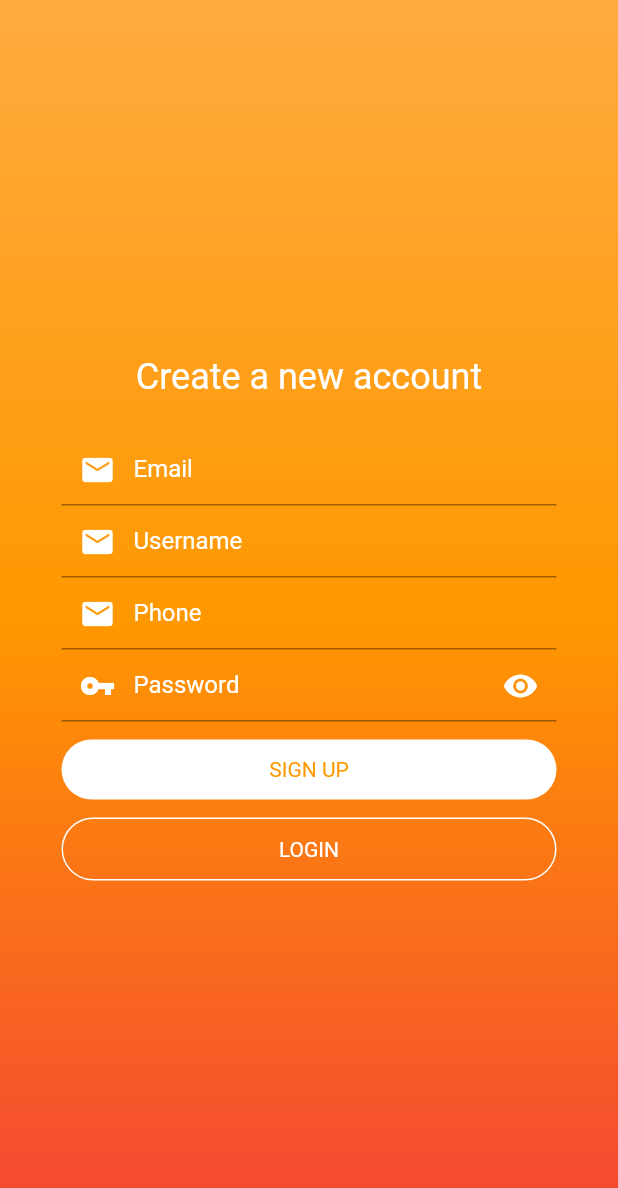
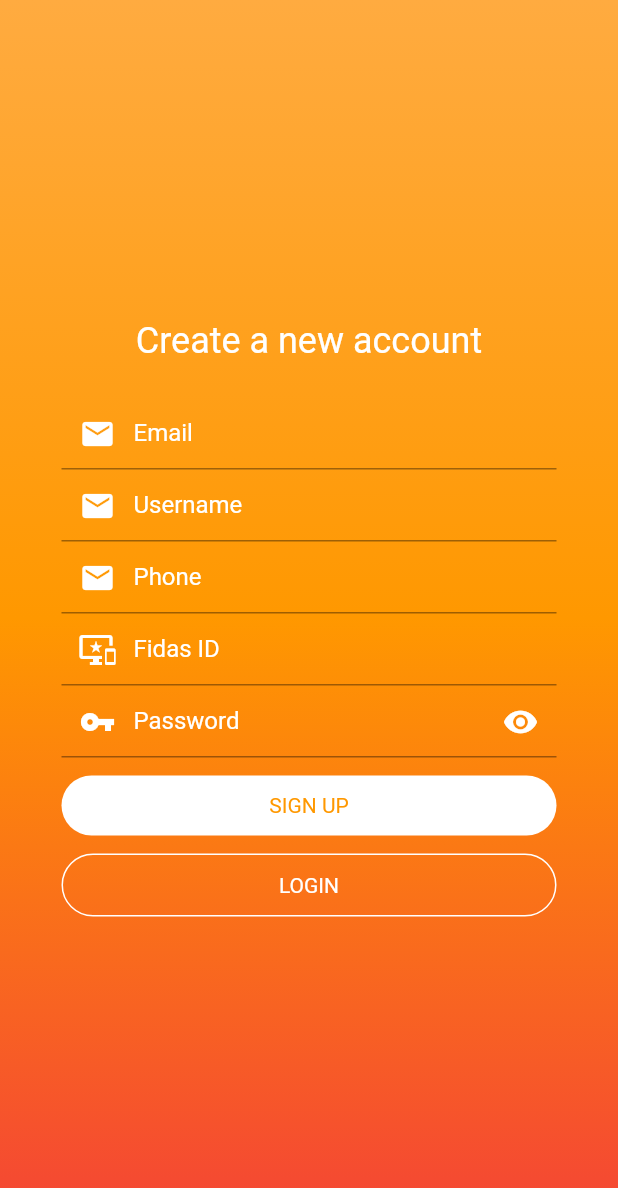
Before and after one commit to Antenor452/FireMed, a Flutter app: the screen it shows after launch, after a tap on "LOGIN", after a tap on "SIGN UP", on a phone screen of 412 x 824 dp. Shown: the top 1188 px of the screen. Run offline on Flutter 3.47's test engine with Material 2 defaults, Android fonts, the phone set to English and light mode, and no system bars; our stand-ins replace cloud_firestore, firebase_auth, firebase_core, font_awesome_flutter, google_fonts; accounts and stored records are empty.

```diff
--- a/lib/pages/dashboard.dart
+++ b/lib/pages/dashboard.dart
@@ -1,3 +1,4 @@
+import 'package:cloud_firestore/cloud_firestore.dart';
 import 'package:final_year_project_app/pages/login.dart';
 import 'package:final_year_project_app/widgets/draweritems.dart';
 import 'package:firebase_auth/firebase_auth.dart';
@@ -5,7 +6,28 @@ import 'package:flutter/material.dart';
 import 'package:font_awesome_flutter/font_awesome_flutter.dart';
 import 'package:google_fonts/google_fonts.dart';
 
-class Dashboard extends StatelessWidget {
+class Dashboard extends StatefulWidget {
+  @override
+  _DashboardState createState() => _DashboardState();
+}
+
+class _DashboardState extends State<Dashboard> {
+  String? fidasid;
+  bool? isConnected;
+  var docRef = FirebaseFirestore.instance.collection('Users');
+  void getdata() async {
+    var data = await docRef.where('Username', isEqualTo: 'Beansgh').get();
+
+    print(data.size);
+  }
+
+  @override
+  void initState() {
+    // TODO: implement initState
+    super.initState();
+    getdata();
+  }
+
   @override
   Widget build(BuildContext context) {
     return MaterialApp(
@@ -35,6 +57,22 @@ class Dashboard extends StatelessWidget {
               mainAxisAlignment: MainAxisAlignment.center,
               crossAxisAlignment: CrossAxisAlignment.center,
               children: [
+                Container(
+                  child: Column(children: [
+                    Text(
+                      ' Fidas Status',
+                      style: TextStyle(color: Colors.white),
+                    ),
+                    Container(
+                      width: 50,
+                      height: 10,
+                      decoration: BoxDecoration(color: Colors.red),
+                    )
+                  ]),
+                ),
+                SizedBox(
+                  height: 18,
+                ),
                 Container(
                   child: ClipOval(
                     child: InkWell(
--- a/lib/pages/signup.dart
+++ b/lib/pages/signup.dart
@@ -17,6 +17,7 @@ class _SignUpState extends State<SignUp> {
   String? _password;
   String? _username;
   String? _phone;
+  String? _fidas;
   bool hidepassword = true;
 
   @override
@@ -131,6 +132,29 @@ class _SignUpState extends State<SignUp> {
                           width: 330,
                           child: TextFormField(
                             decoration: InputDecoration(
+                              contentPadding: EdgeInsets.symmetric(
+                                  horizontal: 18, vertical: 6),
+                              labelText: 'Fidas ID',
+                              labelStyle: TextStyle(color: Colors.white),
+                              prefixIcon: Icon(
+                                Icons.important_devices,
+                                color: Colors.white,
+                              ),
+                            ),
+                            onSaved: (input) {
+                              _fidas = input.toString();
+                              if (input!.length < 5) {
+                                ScaffoldMessenger.of(context).showSnackBar(SnackBar(
+                                    content: Text(
+                                        'Fidas ID is required to connect your Fidas device to your account')));
+                              }
+                            },
+                          ),
+                        ),
+                        Container(
+                          width: 330,
+                          child: TextFormField(
+                            decoration: InputDecoration(
                                 contentPadding: EdgeInsets.symmetric(
                                     horizontal: 18, vertical: 6),
                                 labelText: 'Password',
@@ -237,6 +261,7 @@ class _SignUpState extends State<SignUp> {
                   'ID': FirebaseAuth.instance.currentUser!.uid,
                   'Username': _username,
                   'Email': _email,
+                  'Fidas ID': _fidas!.isEmpty ? 'Not Connected' : _fidas,
                   'Phone': _phone,
                   'Type': 'user'
                 }).then((value) => print('user added to db'));
```
